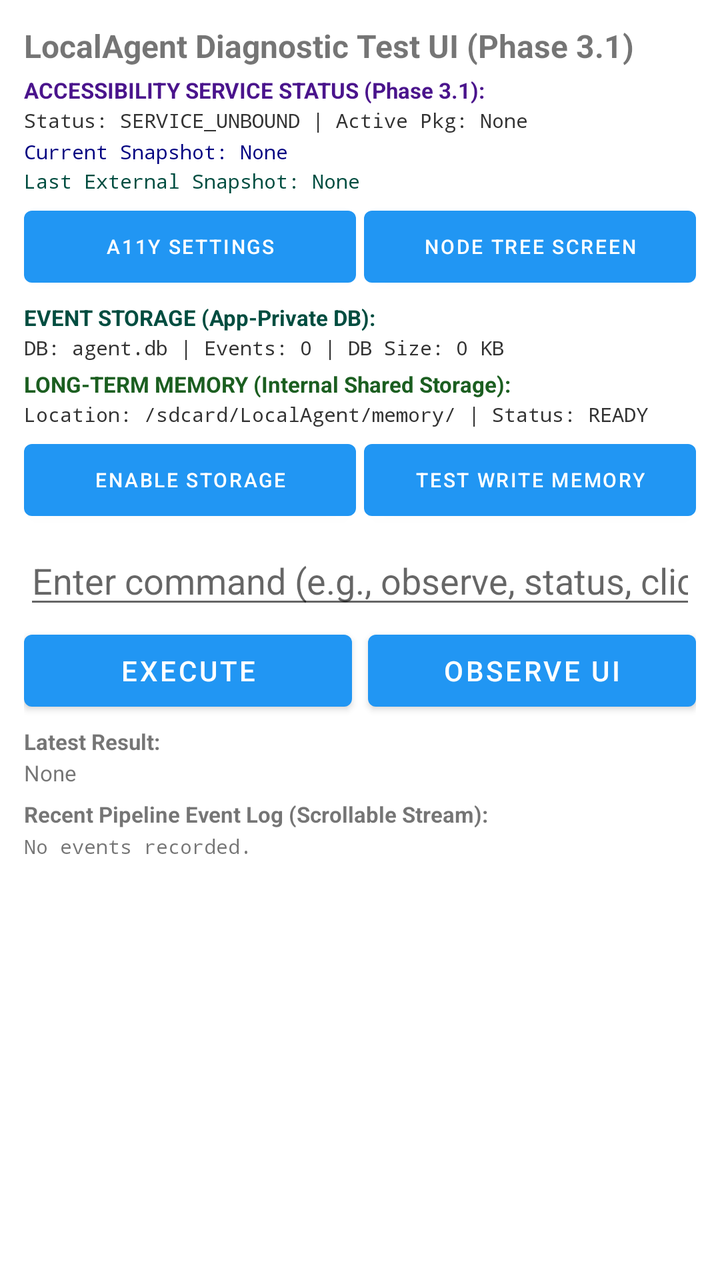
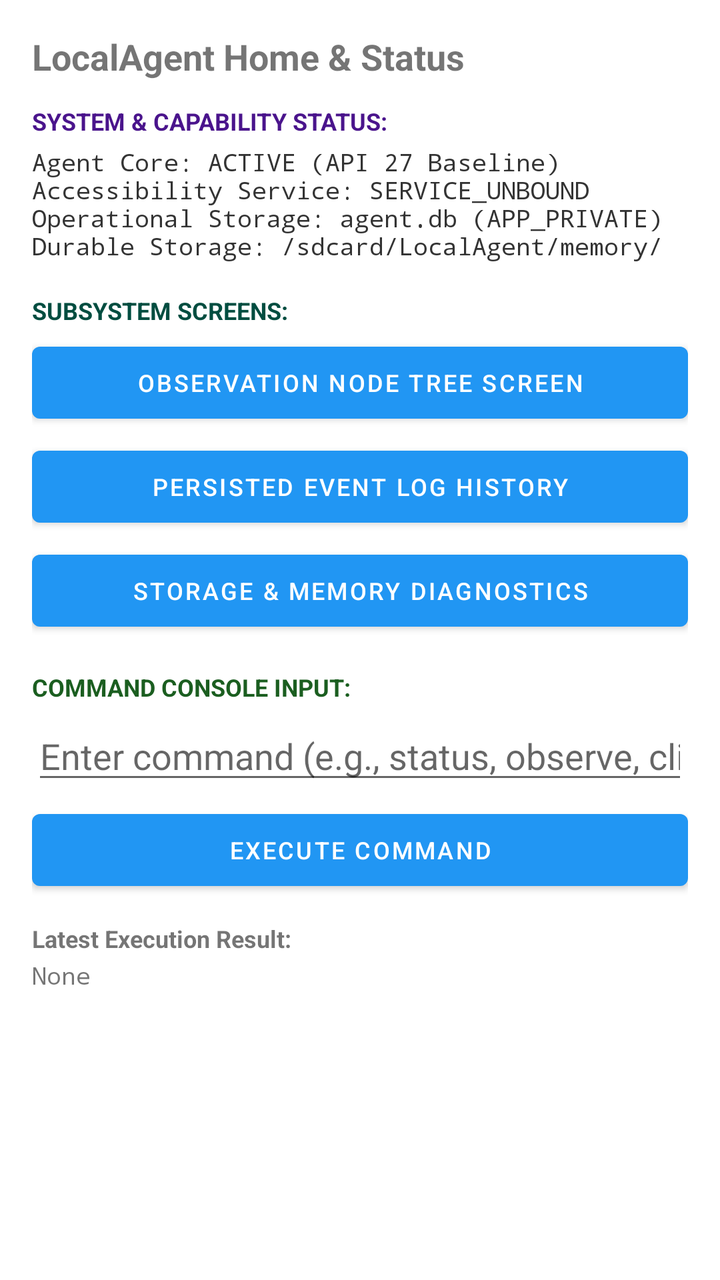

Compare the two renders of this Android layout. The source of the first and the diff that turns it into the second are given below.
<!-- AndroidManifest.xml: application theme Theme.LocalAgent -->
<!-- res/layout/activity_main.xml -->
<?xml version="1.0" encoding="utf-8"?>
<LinearLayout xmlns:android="http://schemas.android.com/apk/res/android"
    android:layout_width="match_parent"
    android:layout_height="match_parent"
    android:orientation="vertical"
    android:padding="12dp">

    <TextView
        android:id="@+id/tvTitle"
        android:layout_width="match_parent"
        android:layout_height="wrap_content"
        android:text="LocalAgent Diagnostic Test UI (Phase 3.1)"
        android:textSize="16sp"
        android:textStyle="bold" />

    <TextView
        android:id="@+id/tvAccessibilityHeader"
        android:layout_width="match_parent"
        android:layout_height="wrap_content"
        android:layout_marginTop="4dp"
        android:text="ACCESSIBILITY SERVICE STATUS (Phase 3.1):"
        android:textSize="11sp"
        android:textStyle="bold"
        android:textColor="#4A148C" />

    <TextView
        android:id="@+id/tvAccessibilityStatus"
        android:layout_width="match_parent"
        android:layout_height="wrap_content"
        android:layout_marginTop="1dp"
        android:text="Status: SERVICE_UNBOUND | Active Pkg: None"
        android:textSize="10sp"
        android:fontFamily="monospace"
        android:textColor="#333333" />

    <TextView
        android:id="@+id/tvCurrentObservationDiagnostics"
        android:layout_width="match_parent"
        android:layout_height="wrap_content"
        android:layout_marginTop="2dp"
        android:text="Current Snapshot: None"
        android:textSize="10sp"
        android:fontFamily="monospace"
        android:textColor="#000080" />

    <TextView
        android:id="@+id/tvLastExternalObservationDiagnostics"
        android:layout_width="match_parent"
        android:layout_height="wrap_content"
        android:layout_marginTop="1dp"
        android:text="Last External Snapshot: None"
        android:textSize="10sp"
        android:fontFamily="monospace"
        android:textColor="#004D40" />

    <LinearLayout
        android:layout_width="match_parent"
        android:layout_height="wrap_content"
        android:layout_marginTop="2dp"
        android:orientation="horizontal">

        <Button
            android:id="@+id/btnOpenAccessibilitySettings"
            android:layout_width="0dp"
            android:layout_height="wrap_content"
            android:layout_weight="1"
            android:text="A11y Settings"
            android:textSize="10sp" />

        <Button
            android:id="@+id/btnOpenObservationScreen"
            android:layout_width="0dp"
            android:layout_height="wrap_content"
            android:layout_weight="1"
            android:layout_marginStart="4dp"
            android:text="Node Tree Screen"
            android:textSize="10sp" />
    </LinearLayout>

    <TextView
        android:id="@+id/tvEventStorageHeader"
        android:layout_width="match_parent"
        android:layout_height="wrap_content"
        android:layout_marginTop="4dp"
        android:text="EVENT STORAGE (App-Private DB):"
        android:textSize="11sp"
        android:textStyle="bold"
        android:textColor="#004D40" />

    <TextView
        android:id="@+id/tvEventStorageDiagnostics"
        android:layout_width="match_parent"
        android:layout_height="wrap_content"
        android:layout_marginTop="1dp"
        android:text="DB: agent.db | Events: 0 | DB Size: 0 KB"
        android:textSize="10sp"
        android:fontFamily="monospace"
        android:textColor="#333333" />

    <TextView
        android:id="@+id/tvDurableMemoryHeader"
        android:layout_width="match_parent"
        android:layout_height="wrap_content"
        android:layout_marginTop="4dp"
        android:text="LONG-TERM MEMORY (Internal Shared Storage):"
        android:textSize="11sp"
        android:textStyle="bold"
        android:textColor="#1B5E20" />

    <TextView
        android:id="@+id/tvDurableMemoryDiagnostics"
        android:layout_width="match_parent"
        android:layout_height="wrap_content"
        android:layout_marginTop="1dp"
        android:text="Location: /sdcard/LocalAgent/memory/ | Status: READY"
        android:textSize="10sp"
        android:fontFamily="monospace"
        android:textColor="#333333" />

    <LinearLayout
        android:layout_width="match_parent"
        android:layout_height="wrap_content"
        android:layout_marginTop="2dp"
        android:orientation="horizontal">

        <Button
            android:id="@+id/btnEnableStorage"
            android:layout_width="0dp"
            android:layout_height="wrap_content"
            android:layout_weight="1"
            android:text="Enable Storage"
            android:textSize="10sp" />

        <Button
            android:id="@+id/btnTestWriteMemory"
            android:layout_width="0dp"
            android:layout_height="wrap_content"
            android:layout_weight="1"
            android:layout_marginStart="4dp"
            android:text="Test Write Memory"
            android:textSize="10sp" />
    </LinearLayout>

    <EditText
        android:id="@+id/etCommandInput"
        android:layout_width="match_parent"
        android:layout_height="wrap_content"
        android:layout_marginTop="4dp"
        android:hint="Enter command (e.g., observe, status, click 7)"
        android:inputType="text" />

    <LinearLayout
        android:layout_width="match_parent"
        android:layout_height="wrap_content"
        android:layout_marginTop="2dp"
        android:orientation="horizontal">

        <Button
            android:id="@+id/btnExecute"
            android:layout_width="0dp"
            android:layout_height="wrap_content"
            android:layout_weight="1"
            android:text="Execute" />

        <Button
            android:id="@+id/btnObserve"
            android:layout_width="0dp"
            android:layout_height="wrap_content"
            android:layout_weight="1"
            android:layout_marginStart="8dp"
            android:text="Observe UI" />
    </LinearLayout>

    <TextView
        android:id="@+id/tvLatestResultHeader"
        android:layout_width="match_parent"
        android:layout_height="wrap_content"
        android:layout_marginTop="4dp"
        android:text="Latest Result:"
        android:textStyle="bold"
        android:textSize="11sp" />

    <TextView
        android:id="@+id/tvLatestResult"
        android:layout_width="match_parent"
        android:layout_height="wrap_content"
        android:layout_marginTop="1dp"
        android:text="None"
        android:textSize="11sp" />

    <TextView
        android:id="@+id/tvRecentEventsHeader"
        android:layout_width="match_parent"
        android:layout_height="wrap_content"
        android:layout_marginTop="6dp"
        android:text="Recent Pipeline Event Log (Scrollable Stream):"
        android:textStyle="bold"
        android:textSize="11sp" />

    <ScrollView
        android:id="@+id/scrollEventLogContainer"
        android:layout_width="match_parent"
        android:layout_height="0dp"
        android:layout_weight="1"
        android:layout_marginTop="2dp"
        android:fillViewport="true"
        android:scrollbars="vertical">

        <TextView
            android:id="@+id/tvRecentEvents"
            android:layout_width="match_parent"
            android:layout_height="wrap_content"
            android:text="No events recorded."
            android:textSize="10sp"
            android:fontFamily="monospace"
            android:scrollbars="vertical" />
    </ScrollView>

</LinearLayout>
<!-- resources referenced by this layout -->
<resources>
  <style name="Theme.LocalAgent" parent="Theme.MaterialComponents.DayNight.DarkActionBar">
          <item name="colorPrimary">#2196F3</item>
          <item name="colorPrimaryVariant">#1976D2</item>
          <item name="colorOnPrimary">#FFFFFF</item>
          <item name="colorSecondary">#03DAC6</item>
          <item name="colorSecondaryVariant">#018786</item>
          <item name="colorOnSecondary">#000000</item>
      </style>
</resources>

<!-- the commit's change to res/layout/activity_main.xml (unified diff, before → after) -->
@@ -3,217 +3,112 @@
     android:layout_width="match_parent"
     android:layout_height="match_parent"
     android:orientation="vertical"
-    android:padding="12dp">
+    android:padding="16dp">
 
     <TextView
         android:id="@+id/tvTitle"
         android:layout_width="match_parent"
         android:layout_height="wrap_content"
-        android:text="LocalAgent Diagnostic Test UI (Phase 3.1)"
-        android:textSize="16sp"
+        android:text="LocalAgent Home &amp; Status"
+        android:textSize="18sp"
         android:textStyle="bold" />
 
     <TextView
-        android:id="@+id/tvAccessibilityHeader"
+        android:id="@+id/tvAgentStatusHeader"
         android:layout_width="match_parent"
         android:layout_height="wrap_content"
-        android:layout_marginTop="4dp"
-        android:text="ACCESSIBILITY SERVICE STATUS (Phase 3.1):"
-        android:textSize="11sp"
+        android:layout_marginTop="12dp"
+        android:text="SYSTEM &amp; CAPABILITY STATUS:"
+        android:textSize="12sp"
         android:textStyle="bold"
         android:textColor="#4A148C" />
 
     <TextView
-        android:id="@+id/tvAccessibilityStatus"
+        android:id="@+id/tvSystemStatusSummary"
         android:layout_width="match_parent"
         android:layout_height="wrap_content"
-        android:layout_marginTop="1dp"
-        android:text="Status: SERVICE_UNBOUND | Active Pkg: None"
-        android:textSize="10sp"
+        android:layout_marginTop="4dp"
+        android:text="Agent Core: ACTIVE (API 27 Baseline)\nAccessibility Service: SERVICE_UNBOUND\nOperational Storage: agent.db (APP_PRIVATE)\nDurable Storage: /sdcard/LocalAgent/memory/"
+        android:textSize="12sp"
         android:fontFamily="monospace"
         android:textColor="#333333" />
 
     <TextView
-        android:id="@+id/tvCurrentObservationDiagnostics"
+        android:id="@+id/tvNavigationHeader"
         android:layout_width="match_parent"
         android:layout_height="wrap_content"
-        android:layout_marginTop="2dp"
-        android:text="Current Snapshot: None"
-        android:textSize="10sp"
-        android:fontFamily="monospace"
-        android:textColor="#000080" />
-
-    <TextView
-        android:id="@+id/tvLastExternalObservationDiagnostics"
-        android:layout_width="match_parent"
-        android:layout_height="wrap_content"
-        android:layout_marginTop="1dp"
-        android:text="Last External Snapshot: None"
-        android:textSize="10sp"
-        android:fontFamily="monospace"
+        android:layout_marginTop="16dp"
+        android:text="SUBSYSTEM SCREENS:"
+        android:textSize="12sp"
+        android:textStyle="bold"
         android:textColor="#004D40" />
 
-    <LinearLayout
-        android:layout_width="match_parent"
-        android:layout_height="wrap_content"
-        android:layout_marginTop="2dp"
-        android:orientation="horizontal">
-
-        <Button
-            android:id="@+id/btnOpenAccessibilitySettings"
-            android:layout_width="0dp"
-            android:layout_height="wrap_content"
-            android:layout_weight="1"
-            android:text="A11y Settings"
-            android:textSize="10sp" />
-
-        <Button
-            android:id="@+id/btnOpenObservationScreen"
-            android:layout_width="0dp"
-            android:layout_height="wrap_content"
-            android:layout_weight="1"
-            android:layout_marginStart="4dp"
-            android:text="Node Tree Screen"
-            android:textSize="10sp" />
-    </LinearLayout>
-
-    <TextView
-        android:id="@+id/tvEventStorageHeader"
+    <Button
+        android:id="@+id/btnOpenObservationScreen"
         android:layout_width="match_parent"
         android:layout_height="wrap_content"
         android:layout_marginTop="4dp"
-        android:text="EVENT STORAGE (App-Private DB):"
-        android:textSize="11sp"
-        android:textStyle="bold"
-        android:textColor="#004D40" />
+        android:text="Observation Node Tree Screen"
+        android:textSize="12sp" />
 
-    <TextView
-        android:id="@+id/tvEventStorageDiagnostics"
-        android:layout_width="match_parent"
-        android:layout_height="wrap_content"
-        android:layout_marginTop="1dp"
-        android:text="DB: agent.db | Events: 0 | DB Size: 0 KB"
-        android:textSize="10sp"
-        android:fontFamily="monospace"
-        android:textColor="#333333" />
-
-    <TextView
-        android:id="@+id/tvDurableMemoryHeader"
+    <Button
+        android:id="@+id/btnOpenEventLogScreen"
         android:layout_width="match_parent"
         android:layout_height="wrap_content"
         android:layout_marginTop="4dp"
-        android:text="LONG-TERM MEMORY (Internal Shared Storage):"
-        android:textSize="11sp"
+        android:text="Persisted Event Log History"
+        android:textSize="12sp" />
+
+    <Button
+        android:id="@+id/btnOpenStorageDiagnosticsScreen"
+        android:layout_width="match_parent"
+        android:layout_height="wrap_content"
+        android:layout_marginTop="4dp"
+        android:text="Storage &amp; Memory Diagnostics"
+        android:textSize="12sp" />
+
+    <TextView
+        android:id="@+id/tvCommandHeader"
+        android:layout_width="match_parent"
+        android:layout_height="wrap_content"
+        android:layout_marginTop="16dp"
+        android:text="COMMAND CONSOLE INPUT:"
+        android:textSize="12sp"
         android:textStyle="bold"
         android:textColor="#1B5E20" />
-
-    <TextView
-        android:id="@+id/tvDurableMemoryDiagnostics"
-        android:layout_width="match_parent"
-        android:layout_height="wrap_content"
-        android:layout_marginTop="1dp"
-        android:text="Location: /sdcard/LocalAgent/memory/ | Status: READY"
-        android:textSize="10sp"
-        android:fontFamily="monospace"
-        android:textColor="#333333" />
-
-    <LinearLayout
-        android:layout_width="match_parent"
-        android:layout_height="wrap_content"
-        android:layout_marginTop="2dp"
-        android:orientation="horizontal">
-
-        <Button
-            android:id="@+id/btnEnableStorage"
-            android:layout_width="0dp"
-            android:layout_height="wrap_content"
-            android:layout_weight="1"
-            android:text="Enable Storage"
-            android:textSize="10sp" />
-
-        <Button
-            android:id="@+id/btnTestWriteMemory"
-            android:layout_width="0dp"
-            android:layout_height="wrap_content"
-            android:layout_weight="1"
-            android:layout_marginStart="4dp"
-            android:text="Test Write Memory"
-            android:textSize="10sp" />
-    </LinearLayout>
 
     <EditText
         android:id="@+id/etCommandInput"
         android:layout_width="match_parent"
         android:layout_height="wrap_content"
         android:layout_marginTop="4dp"
-        android:hint="Enter command (e.g., observe, status, click 7)"
+        android:hint="Enter command (e.g., status, observe, click 7)"
         android:inputType="text" />
 
-    <LinearLayout
+    <Button
+        android:id="@+id/btnExecute"
         android:layout_width="match_parent"
         android:layout_height="wrap_content"
-        android:layout_marginTop="2dp"
-        android:orientation="horizontal">
-
-        <Button
-            android:id="@+id/btnExecute"
-            android:layout_width="0dp"
-            android:layout_height="wrap_content"
-            android:layout_weight="1"
-            android:text="Execute" />
-
-        <Button
-            android:id="@+id/btnObserve"
-            android:layout_width="0dp"
-            android:layout_height="wrap_content"
-            android:layout_weight="1"
-            android:layout_marginStart="8dp"
-            android:text="Observe UI" />
-    </LinearLayout>
+        android:layout_marginTop="4dp"
+        android:text="Execute Command"
+        android:textSize="12sp" />
 
     <TextView
         android:id="@+id/tvLatestResultHeader"
         android:layout_width="match_parent"
         android:layout_height="wrap_content"
-        android:layout_marginTop="4dp"
-        android:text="Latest Result:"
+        android:layout_marginTop="12dp"
+        android:text="Latest Execution Result:"
         android:textStyle="bold"
-        android:textSize="11sp" />
+        android:textSize="12sp" />
 
     <TextView
         android:id="@+id/tvLatestResult"
         android:layout_width="match_parent"
         android:layout_height="wrap_content"
-        android:layout_marginTop="1dp"
+        android:layout_marginTop="2dp"
         android:text="None"
-        android:textSize="11sp" />
-
-    <TextView
-        android:id="@+id/tvRecentEventsHeader"
-        android:layout_width="match_parent"
-        android:layout_height="wrap_content"
-        android:layout_marginTop="6dp"
-        android:text="Recent Pipeline Event Log (Scrollable Stream):"
-        android:textStyle="bold"
-        android:textSize="11sp" />
-
-    <ScrollView
-        android:id="@+id/scrollEventLogContainer"
-        android:layout_width="match_parent"
-        android:layout_height="0dp"
-        android:layout_weight="1"
-        android:layout_marginTop="2dp"
-        android:fillViewport="true"
-        android:scrollbars="vertical">
-
-        <TextView
-            android:id="@+id/tvRecentEvents"
-            android:layout_width="match_parent"
-            android:layout_height="wrap_content"
-            android:text="No events recorded."
-            android:textSize="10sp"
-            android:fontFamily="monospace"
-            android:scrollbars="vertical" />
-    </ScrollView>
+        android:textSize="12sp"
+        android:fontFamily="monospace" />
 
 </LinearLayout>
